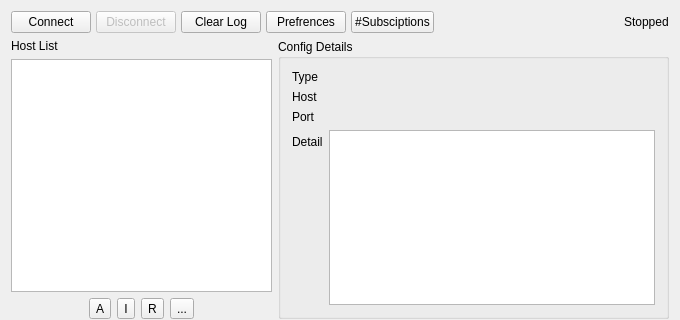
The window that src/w_MainWindow.ui (darsvador/qvssr) describes before a commit, drawn with Qt 5; both pictures show x 0 to 680 and y 0 to 320 of the 680 by 553 pixel window.
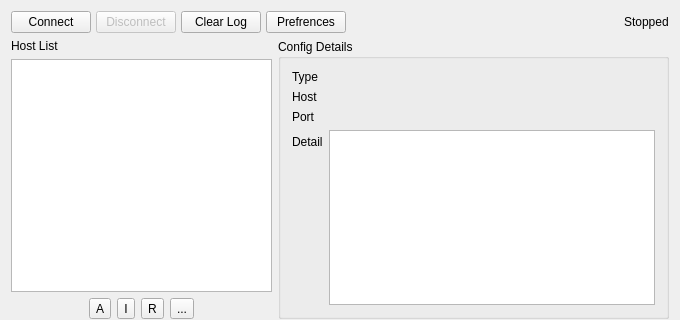
The same window after the commit. Icons and pictures are not drawn.

Diff of the .ui file:
```diff
--- a/src/w_MainWindow.ui
+++ b/src/w_MainWindow.ui
@@ -37,7 +37,7 @@
    </property>
    <layout class="QGridLayout" name="gridLayout" columnstretch="2,3">
     <item row="0" column="0" colspan="2">
-     <layout class="QHBoxLayout" name="horizontalLayout" stretch="1,1,1,0,0,0,0">
+     <layout class="QHBoxLayout" name="horizontalLayout" stretch="1,1,1,0,0,0">
       <property name="spacing">
        <number>5</number>
       </property>
@@ -72,13 +72,6 @@
         </property>
        </widget>
       </item>
-      <item>
-       <widget class="QPushButton" name="pushButton">
-        <property name="text">
-         <string>#Subsciptions</string>
-        </property>
-       </widget>
-      </item>
       <item>
        <spacer name="horizontalSpacer">
         <property name="orientation">
```
